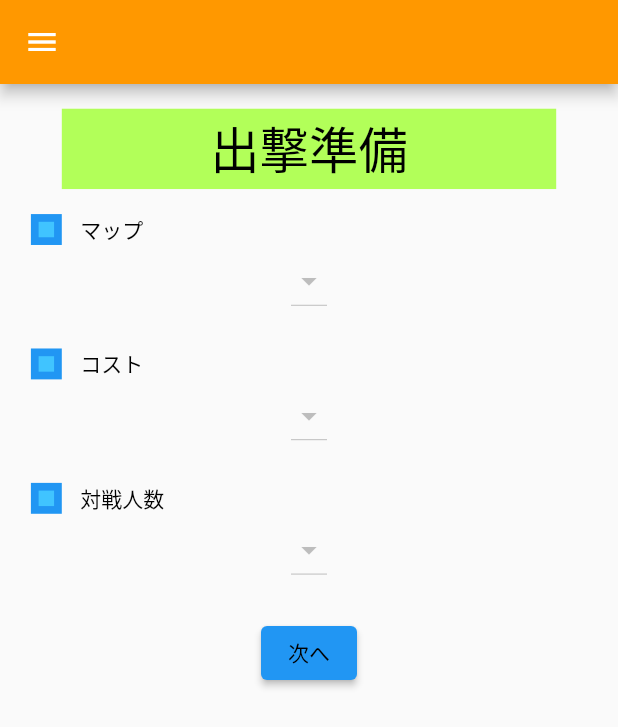
After one commit to SatoShun0302/BattleOperation2App, a Flutter app: the MyBattleRecordAdd screen opened directly, on a phone screen of 412 x 824 dp. The commit adds this screen. Shown: the top 727 px of the screen. Run offline on Flutter 3.47's test engine with Material 2 defaults, Android fonts, the phone set to English and light mode, and no system bars; our stand-ins replace convex_bottom_bar, csv, flutter_html, font_awesome_flutter, get, shared_preferences and 2 more; accounts and stored records are empty; statements that could not run were skipped.

Commit message:
戦績登録画面遷移のみ作成

```diff
--- a/lib/common_widget/drawer_menu.dart
+++ b/lib/common_widget/drawer_menu.dart
@@ -98,6 +98,7 @@ class DrawerMenu {
           title: Text('試合データ登録',
             textScaleFactor: 1,),
           onTap: () {
+            Get.off(() => MyBattleRecordAdd());
             print("2-2");
           },
         )
--- /dev/null
+++ b/lib/common_widget/heading_icon/heading_icon_square.dart
@@ -0,0 +1,84 @@
+import 'package:battle_operation2_app/importer/myclass_importer.dart';
+import 'package:battle_operation2_app/importer/pub_dev_importer.dart';
+import 'package:battle_operation2_app/importer/dart_importer.dart';
+import 'package:flutter/cupertino.dart';
+
+enum IconSize { Small, Middle, Large }
+
+/// 見出し用アイコン 四角
+class HeadingIconSquare {
+  /// 色を3色自由に指定したヘッダーアイコン
+  static Widget HeadingIconSquareCustom3() {
+    return Stack(
+      children: <Widget>[
+        // 背面
+        Container(
+          color: Colors.indigoAccent,
+          height: ScreenEnv.deviceWidth * 0.1,
+          width: ScreenEnv.deviceWidth * 0.1,
+        ),
+        // 真ん中
+        Container(
+          color: Colors.blue,
+          height: 250.0,
+          width: 250.0,
+        ),
+        // 前面
+        Container(
+          color: Colors.lightBlueAccent,
+          height: 200.0,
+          width: 200.0,
+        ),
+      ],
+    );
+  }
+
+  /// 青系2色を使用したヘッダーアイコン
+  static Widget HeadingIconSquareBlue2({IconSize size = IconSize.Middle}) {
+    return Stack(
+      alignment: AlignmentDirectional.center,
+      children: <Widget>[
+
+        // 真ん中
+        Container(
+          color: Colors.blue,
+          height: ScreenEnv.deviceWidth * 0.05,
+          width: ScreenEnv.deviceWidth * 0.05,
+          margin: EdgeInsets.only(left: ScreenEnv.deviceWidth * 0.05, right: ScreenEnv.deviceWidth * 0.03),
+        ),
+        // 前面
+        Container(
+          color: Colors.lightBlueAccent,
+          height: ScreenEnv.deviceWidth * 0.025,
+          width: ScreenEnv.deviceWidth * 0.025,
+          margin: EdgeInsets.only(left: ScreenEnv.deviceWidth * 0.05, right: ScreenEnv.deviceWidth * 0.03),
+        ),
+      ],
+    );
+  }
+
+  /// 赤系3色を使用したヘッダーアイコン
+  static Widget HeadingIconSquareRed2({IconSize size = IconSize.Middle}) {
+    return Stack();
+  }
+
+  /// 緑系3色を使用したヘッダーアイコン
+  static Widget HeadingIconSquareGreen2({IconSize size = IconSize.Middle}) {
+    return Stack();
+  }
+
+  /// 青系3色を使用したヘッダーアイコン
+  static Widget HeadingIconSquareBlue({IconSize size = IconSize.Middle}) {
+    return Stack();
+  }
+
+  /// 赤系3色を使用したヘッダーアイコン
+  static Widget HeadingIconSquareRed({IconSize size = IconSize.Middle}) {
+    return Stack();
+  }
+
+  /// 緑系3色を使用したヘッダーアイコン
+  static Widget HeadingIconSquareGreen({IconSize size = IconSize.Middle}) {
+    return Stack();
+  }
+}
--- /dev/null
+++ b/lib/components/main_feature/battle_record_add/my_battle_record_add.dart
@@ -0,0 +1,109 @@
+import 'package:battle_operation2_app/common_widget/heading_icon/heading_icon_square.dart';
+import 'package:battle_operation2_app/importer/myclass_importer.dart';
+import 'package:battle_operation2_app/importer/pub_dev_importer.dart';
+import 'package:battle_operation2_app/importer/dart_importer.dart';
+import 'package:battle_operation2_app/common_widget/custom/my_text.dart'
+as myText;
+
+import 'my_battle_record_add2.dart';
+
+class MyBattleRecordAdd extends StatelessWidget {
+  @override
+  Widget build(BuildContext context) {
+    return Scaffold(
+      appBar: AppBar(
+        title: Text(""),
+        backgroundColor: Colors.orange,
+      ),
+      drawer: SafeArea(
+        child: Drawer(
+          child: new DrawerMenu().expansionPanelList(),
+        ),
+      ),
+
+      // Replace the 8 lines Navigator.push by a simple Get.to(). You don't need context
+      body: SingleChildScrollView(
+        child: Column(
+          children: <Widget>[
+            Center(
+              child: Container(
+                decoration: BoxDecoration(
+                color: Colors.lightGreenAccent,
+              ),
+                height: ScreenEnv.deviceWidth * 0.13,
+                width: ScreenEnv.deviceWidth * 0.8,
+                margin: EdgeInsets.only(top: ScreenEnv.deviceWidth * 0.04, bottom: ScreenEnv.deviceWidth * 0.04),
+                alignment: Alignment.center,
+                child: myText.Text(
+                  "出撃準備",
+                  style: TextStyle(
+                      fontSize: ScreenEnv.deviceWidth * 0.08),
+                ),
+              ),
+            ),
+            Row(
+              children: [
+                HeadingIconSquare.HeadingIconSquareBlue2(),
+                myText.Text("マップ"),
+              ],
+            ),
+            Container(
+              margin: EdgeInsets.only(bottom: ScreenEnv.deviceWidth * 0.05),
+              child: Center(
+                child: DropdownButton(
+                  items: [
+                    DropdownMenuItem(child: myText.Text("", style: TextStyle(fontSize: 30.0),), value: 1,),
+                  ],
+                  value: null,
+                  onChanged: null,
+                ),
+              ),
+            ),
+            Row(
+              children: [
+                HeadingIconSquare.HeadingIconSquareBlue2(),
+                myText.Text("コスト"),
+              ],
+            ),
+            Container(
+              margin: EdgeInsets.only(bottom: ScreenEnv.deviceWidth * 0.05),
+              child: Center(
+                child: DropdownButton(
+                  items: [
+                    DropdownMenuItem(child: myText.Text("", style: TextStyle(fontSize: 30.0),), value: 1,),
+                  ],
+                  value: null,
+                  onChanged: null,
+                ),
+              ),
+            ),
+            Row(
+              children: [
+                HeadingIconSquare.HeadingIconSquareBlue2(),
+                myText.Text("対戦人数"),
+              ],
+            ),
+            Container(
+              margin: EdgeInsets.only(bottom: ScreenEnv.deviceWidth * 0.05),
+              child: Center(
+                child: DropdownButton(
+                  items: [
+                    DropdownMenuItem(child: myText.Text("", style: TextStyle(fontSize: 30.0),), value: 1,),
+                  ],
+                  value: null,
+                  onChanged: null,
+                ),
+              ),
+            ),
+            ElevatedButton(
+                onPressed: () {
+                  Get.off(() => MyBattleRecordAdd2());
+                },
+                child: myText.Text("次へ"),
+            ),
+          ],
+        ),
+      ),
+    );
+  }
+}
--- a/lib/components/main_feature/profile_edit.dart
+++ /dev/null
@@ -1,3 +0,0 @@
-import 'package:battle_operation2_app/importer/myclass_importer.dart';
-import 'package:battle_operation2_app/importer/pub_dev_importer.dart';
-import 'package:battle_operation2_app/importer/dart_importer.dart';
```
Also changed, not shown: lib/components/main_feature/battle_record_add/my_battle_record_add2.dart (added, +64 -0 lines), lib/importer/myclass_importer.dart (+4 -4 lines), lib/components/main_feature/battle_record_view/my_battle_record.dart (renamed from lib/components/main_feature/my_battle_record.dart), lib/components/main_feature/profile/profile.dart (renamed from lib/components/main_feature/profile.dart), lib/components/main_feature/profile/profile_edit.dart (renamed from lib/components/main_feature/my_battle_record_add.dart).
